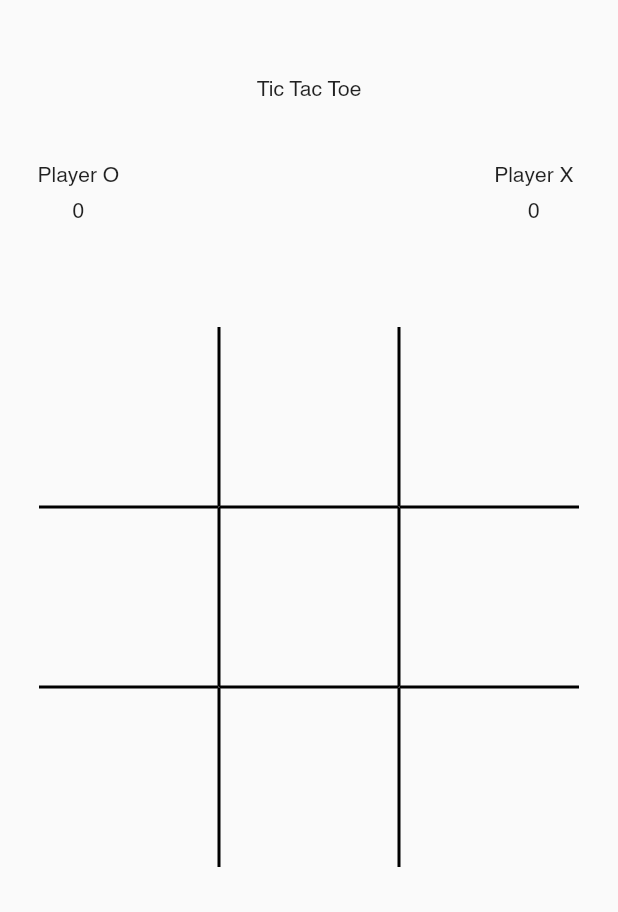
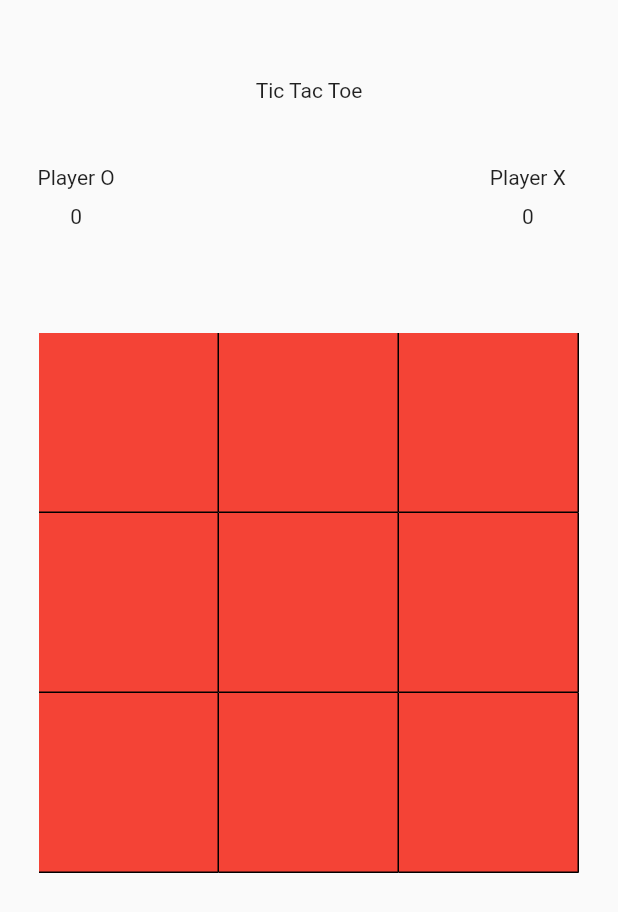
Before and after one commit to KishlayKishan/Tic_Tac_Toe, a Flutter app: the screen it shows after launch, on a phone screen of 412 x 824 dp. Shown: the top 912 px of the screen. Run offline on Flutter 3.47's test engine with Material 2 defaults, Android fonts, the phone set to English and light mode, and no system bars.

```diff
--- a/lib/game_board.dart
+++ b/lib/game_board.dart
@@ -6,12 +6,13 @@ class GameBoard extends StatefulWidget {
 }
 
 class _GameBoardState extends State<GameBoard> {
-  List<List> matrix;
+  final List<List> matrix = <List>[];
   var player1;
   var player2;
 
-  // constructor
-  _GameBoardState() {
+  @override
+  void initState() {
+    super.initState();
     _createMatrix();
   }
 
@@ -19,12 +20,13 @@ class _GameBoardState extends State<GameBoard> {
     player1 = 0;
     player2 = 0;
     size = 0;
-    matrix = List<List>(3);
-    for (int i = 0; i < matrix.length; i++) {
-      matrix[i] = List(3);
-      for (int j = 0; j < matrix[0].length; j++) {
-        matrix[i][j] = ' ';
+    matrix.clear();
+    for (int i = 0; i < 3; i++) {
+      final _list = [];
+      for (int j = 0; j < 3; j++) {
+        _list.add(' ');
       }
+      matrix.add(_list);
     }
   }
 
@@ -87,25 +89,25 @@ class _GameBoardState extends State<GameBoard> {
       Row(
         mainAxisSize: MainAxisSize.min,
         children: [
-          _topLeft(0, 0),
-          _topMiddle(0, 1),
-          _topRight(0, 2),
+          _createCell(0, 0),
+          _createCell(0, 1),
+          _createCell(0, 2),
         ],
       ),
       Row(
         mainAxisSize: MainAxisSize.min,
         children: [
-          _middleLeft(1, 0),
-          _middleMiddle(1, 1),
-          _middleRight(1, 2),
+          _createCell(1, 0),
+          _createCell(1, 1),
+          _createCell(1, 2),
         ],
       ),
       Row(
         mainAxisSize: MainAxisSize.min,
         children: [
-          _bottomLeft(2, 0),
-          _bottomMiddle(2, 1),
-          _bottomRight(2, 2),
+          _createCell(2, 0),
+          _createCell(2, 1),
+          _createCell(2, 2),
         ],
       ),
     ])));
@@ -113,7 +115,7 @@ class _GameBoardState extends State<GameBoard> {
 
   var size = 0;
   String _lastChar = ' ';
-  _topLeft(int i, int j) {
+  _createCell(int i, int j) {
     return GestureDetector(
         onTap: () {
           _changeBoard(i, j);
@@ -127,201 +129,12 @@ class _GameBoardState extends State<GameBoard> {
         child: Container(
             width: 120,
             height: 120,
-            decoration: BoxDecoration(
+            decoration: const BoxDecoration(
+                color: Colors.red,
                 border: Border(
-              right: BorderSide(),
-              bottom: BorderSide(),
-            )),
-            child: Center(
-                child: Text(matrix[i][j], style: TextStyle(fontSize: 92)))));
-  }
-
-  _topMiddle(int i, int j) {
-    return GestureDetector(
-        onTap: () {
-          _changeBoard(i, j);
-          _checkWinner(i, j);
-          _calculateScore(i, j);
-          size++;
-          if (size == 9) {
-            _printTieGame();
-          }
-        },
-        child: Container(
-            width: 120,
-            height: 120,
-            decoration: BoxDecoration(
-                border: Border(
-              right: BorderSide(),
-              left: BorderSide(),
-              bottom: BorderSide(),
-            )),
-            child: Center(
-                child: Text(matrix[i][j], style: TextStyle(fontSize: 92)))));
-  }
-
-  _topRight(int i, int j) {
-    return GestureDetector(
-        onTap: () {
-          _changeBoard(i, j);
-          _checkWinner(i, j);
-          _calculateScore(i, j);
-          size++;
-          if (size == 9) {
-            _printTieGame();
-          }
-        },
-        child: Container(
-            width: 120,
-            height: 120,
-            decoration: BoxDecoration(
-                border: Border(
-              left: BorderSide(),
-              bottom: BorderSide(),
-            )),
-            child: Center(
-                child: Text(matrix[i][j], style: TextStyle(fontSize: 92)))));
-  }
-
-  _middleLeft(int i, int j) {
-    return GestureDetector(
-        onTap: () {
-          _changeBoard(i, j);
-          _checkWinner(i, j);
-          _calculateScore(i, j);
-          size++;
-          if (size == 9) {
-            _printTieGame();
-          }
-        },
-        child: Container(
-            width: 120,
-            height: 120,
-            decoration: BoxDecoration(
-                border: Border(
-              top: BorderSide(),
-              right: BorderSide(),
-              bottom: BorderSide(),
-            )),
-            child: Center(
-                child: Text(matrix[i][j], style: TextStyle(fontSize: 92)))));
-  }
-
-  _middleMiddle(int i, int j) {
-    return GestureDetector(
-        onTap: () {
-          _changeBoard(i, j);
-          _checkWinner(i, j);
-          _calculateScore(i, j);
-          size++;
-          if (size == 9) {
-            _printTieGame();
-          }
-        },
-        child: Container(
-            width: 120,
-            height: 120,
-            decoration: BoxDecoration(
-                border: Border(
-              top: BorderSide(),
-              left: BorderSide(),
-              right: BorderSide(),
-              bottom: BorderSide(),
-            )),
-            child: Center(
-                child: Text(matrix[i][j], style: TextStyle(fontSize: 92)))));
-  }
-
-  _middleRight(int i, int j) {
-    return GestureDetector(
-        onTap: () {
-          _changeBoard(i, j);
-          _checkWinner(i, j);
-          _calculateScore(i, j);
-          size++;
-          if (size == 9) {
-            _printTieGame();
-          }
-        },
-        child: Container(
-            width: 120,
-            height: 120,
-            decoration: BoxDecoration(
-                border: Border(
-              top: BorderSide(),
-              left: BorderSide(),
-              bottom: BorderSide(),
-            )),
-            child: Center(
-                child: Text(matrix[i][j], style: TextStyle(fontSize: 92)))));
-  }
-
-  _bottomMiddle(int i, int j) {
-    return GestureDetector(
-        onTap: () {
-          _changeBoard(i, j);
-          _checkWinner(i, j);
-          _calculateScore(i, j);
-          size++;
-          if (size == 9) {
-            _printTieGame();
-          }
-        },
-        child: Container(
-            width: 120,
-            height: 120,
-            decoration: BoxDecoration(
-                border: Border(
-              top: BorderSide(),
-              left: BorderSide(),
-              right: BorderSide(),
-            )),
-            child: Center(
-                child: Text(matrix[i][j], style: TextStyle(fontSize: 92)))));
-  }
-
-  _bottomLeft(int i, int j) {
-    return GestureDetector(
-        onTap: () {
-          _changeBoard(i, j);
-          _checkWinner(i, j);
-          _calculateScore(i, j);
-          size++;
-          if (size == 9) {
-            _printTieGame();
-          }
-        },
-        child: Container(
-            width: 120,
-            height: 120,
-            decoration: BoxDecoration(
-                border: Border(
-              top: BorderSide(),
-              right: BorderSide(),
-            )),
-            child: Center(
-                child: Text(matrix[i][j], style: TextStyle(fontSize: 92)))));
-  }
-
-  _bottomRight(int i, int j) {
-    return GestureDetector(
-        onTap: () {
-          _changeBoard(i, j);
-          _checkWinner(i, j);
-          _calculateScore(i, j);
-          size++;
-          if (size == 9) {
-            _printTieGame();
-          }
-        },
-        child: Container(
-            width: 120,
-            height: 120,
-            decoration: BoxDecoration(
-                border: Border(
-              top: BorderSide(),
-              left: BorderSide(),
-            )),
+                  right: BorderSide(),
+                  bottom: BorderSide(),
+                )),
             child: Center(
                 child: Text(matrix[i][j], style: TextStyle(fontSize: 92)))));
   }
@@ -382,7 +195,7 @@ class _GameBoardState extends State<GameBoard> {
         builder: (context) {
           return AlertDialog(
             title: Text("It's a Tie!"),
-            content: Text("Click to reset game."),
+            content: Text("Click to Play Again."),
             actions: <Widget>[
               FlatButton(
                   child: Text("Reset Button"),
@@ -406,7 +219,7 @@ class _GameBoardState extends State<GameBoard> {
             content: Text("$winner won"),
             actions: <Widget>[
               FlatButton(
-                child: Text("Reset Game"),
+                child: Text("Play Again"),
                 onPressed: () {
                   Navigator.of(context).pop();
                   setState(() {
--- a/lib/main.dart
+++ b/lib/main.dart
@@ -1,14 +1,16 @@
 import 'package:flutter/material.dart';
 import 'home_page.dart';
 
-void main() => runApp(new MyApp());
+void main() => runApp(const MyApp());
 
 class MyApp extends StatelessWidget {
+  const MyApp({Key? key}) : super(key: key);
+
   @override
   Widget build(BuildContext context) {
-    return new MaterialApp(
-      theme: new ThemeData(primaryColor: Colors.black),
-      home: new HomePage(),
+    return MaterialApp(
+      theme: ThemeData(primaryColor: const Color.fromARGB(255, 243, 86, 33)),
+      home: HomePage(),
     );
   }
 }
```
Also changed, not shown: analysis_options.yaml (added, +29 -0 lines), pubspec.yaml (+20 -10 lines), assets/fonts/helvetica.ttf (deleted), pubspec.lock, 85 other files.
